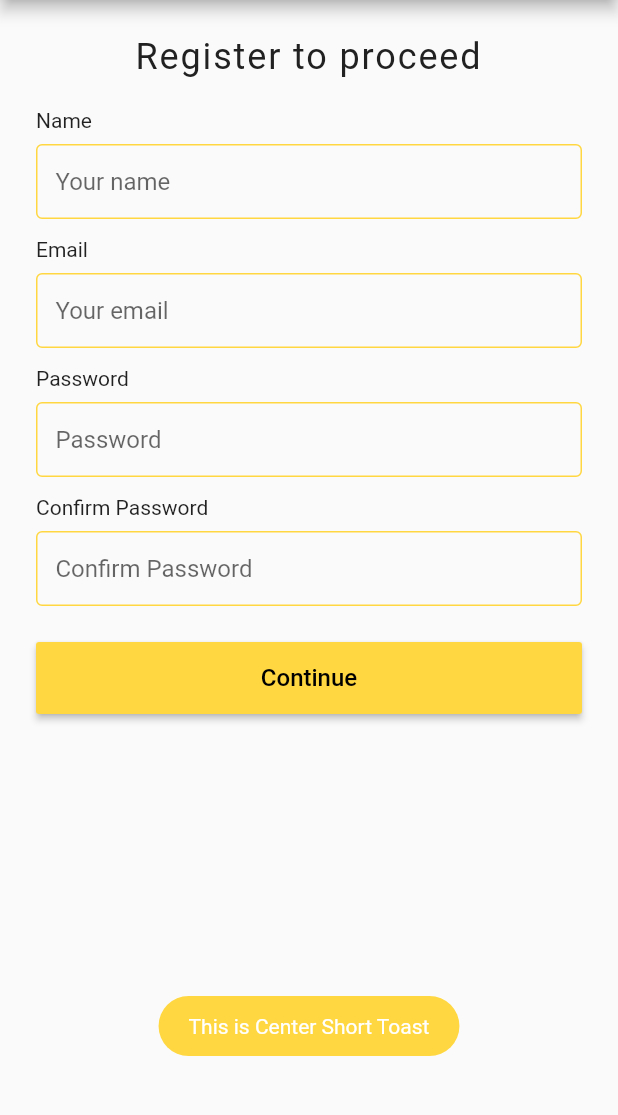
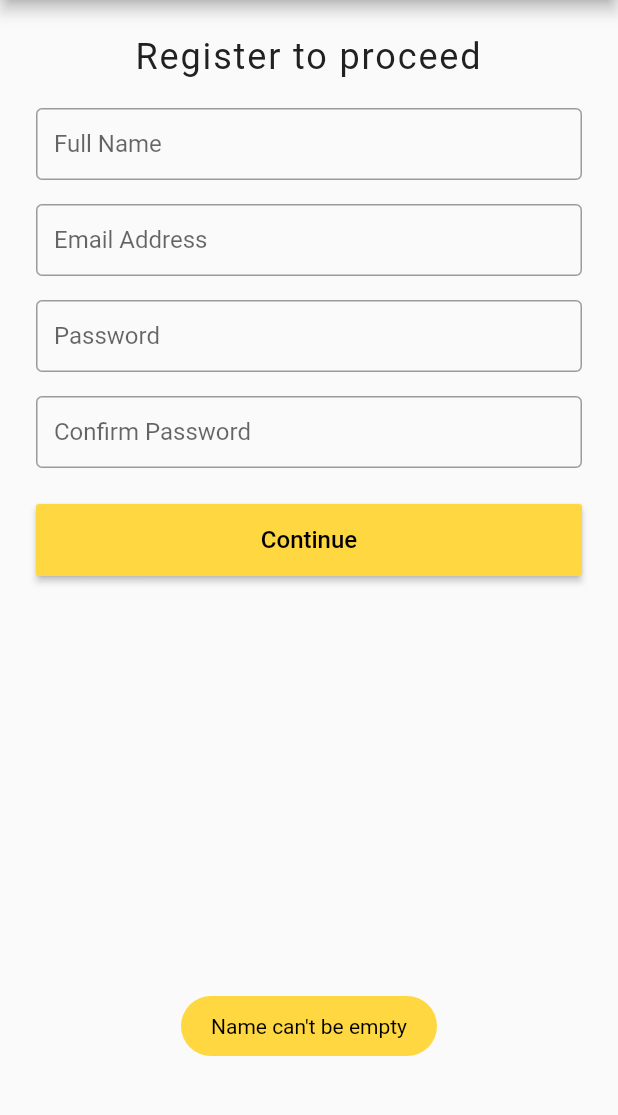
Before and after one commit to rktuhinbd/learn_flutter, a Flutter app: the screen it shows after launch, after a tap on "Continue", on a phone screen of 412 x 824 dp, the part 84-1199 px from its top. Run offline on Flutter 3.47's test engine with Material 2 defaults, Android fonts, the phone set to English and light mode, and no system bars; our stand-ins replace fluttertoast.

Commit message:
Sign up textfield code optimized and updated, added label text in textfield, removed text heading for input fields

```diff
--- a/lib/utils/utils.dart
+++ b/lib/utils/utils.dart
@@ -16,11 +16,11 @@ bool validatePassword(String password) {
 
 void showToast(String message) {
   Fluttertoast.showToast(
-      msg: "This is Center Short Toast",
+      msg: message,
       toastLength: Toast.LENGTH_SHORT,
       gravity: ToastGravity.BOTTOM,
       timeInSecForIos: 1,
       backgroundColor: Colors.amberAccent,
-      textColor: Colors.white,
+      textColor: Colors.black,
       fontSize: 14.0);
 }
--- a/lib/view/SignUp.dart
+++ b/lib/view/SignUp.dart
@@ -37,131 +37,70 @@ class _SignUpState extends State<SignUp> {
           SizedBox(
             height: 20,
           ),
-          Text('Name'),
-          SizedBox(
-            height: 8,
-          ),
-          Container(
-            decoration: new BoxDecoration(
-              shape: BoxShape.rectangle,
-              borderRadius: const BorderRadius.all(
-                const Radius.circular(4.0),
-              ),
-              border: new Border.all(
-                color: Colors.amberAccent,
-                width: 1.0,
-              ),
-            ),
-            child: TextField(
+          TextField(
             controller: nameController,
             // onChanged: (newText) {
             //   name = newText;
             // },
             decoration: InputDecoration(
-                  border: InputBorder.none,
-                  hintText: 'Your name',
+                border: OutlineInputBorder(),
+                labelText: 'Full Name',
+                hintText: 'Full Name',
                 floatingLabelBehavior: FloatingLabelBehavior.auto,
                 contentPadding: EdgeInsets.fromLTRB(12, 0, 12, 0)),
           ),
+          SizedBox(
+            height: 16,
           ),
-          SizedBox(
-            height: 12,
-          ),
-          Text('Email'),
-          SizedBox(
-            height: 8,
-          ),
-          Container(
-            decoration: new BoxDecoration(
-              shape: BoxShape.rectangle,
-              borderRadius: const BorderRadius.all(
-                const Radius.circular(4.0),
-              ),
-              border: new Border.all(
-                color: Colors.amberAccent,
-                width: 1.0,
-              ),
-            ),
-            child: TextField(
+          TextField(
             controller: emailController,
             // onChanged: (newText) {
             //   email = newText;
             // },
             decoration: InputDecoration(
-                  border: InputBorder.none,
-                  hintText: 'Your email',
+                border: OutlineInputBorder(),
+                hintText: 'Email Address',
+                labelText: 'Email Address',
                 suffixText: '@gmail.com',
                 floatingLabelBehavior: FloatingLabelBehavior.auto,
                 contentPadding: EdgeInsets.fromLTRB(12, 0, 12, 0)),
           ),
+          SizedBox(
+            height: 16,
           ),
-          SizedBox(
-            height: 12,
-          ),
-          Text('Password'),
-          SizedBox(
-            height: 8,
-          ),
-          Container(
-            decoration: new BoxDecoration(
-              shape: BoxShape.rectangle,
-              borderRadius: const BorderRadius.all(
-                const Radius.circular(4.0),
-              ),
-              border: new Border.all(
-                color: Colors.amberAccent,
-                width: 1.0,
-              ),
-            ),
-            child: TextField(
+          TextField(
             obscureText: true,
             controller: passwordController,
             // onChanged: (newText) {
             //   password = newText;
             // },
             decoration: InputDecoration(
-                  border: InputBorder.none,
+                border: OutlineInputBorder(),
                 hintText: 'Password',
+                labelText: 'Password',
                 floatingLabelBehavior: FloatingLabelBehavior.auto,
                 contentPadding: EdgeInsets.fromLTRB(12, 0, 12, 0)),
           ),
+          SizedBox(
+            height: 16,
           ),
-          SizedBox(
-            height: 12,
-          ),
-          Text('Confirm Password'),
-          SizedBox(
-            height: 8,
-          ),
-          Container(
-            decoration: new BoxDecoration(
-              shape: BoxShape.rectangle,
-              borderRadius: const BorderRadius.all(
-                const Radius.circular(4.0),
-              ),
-              border: new Border.all(
-                color: Colors.amberAccent,
-                width: 1.0,
-              ),
-            ),
-            child: TextField(
+          TextField(
             obscureText: true,
             controller: confirmPasswordController,
             // onChanged: (newText) {
             //   confirmPassword = newText;
             // },
             decoration: InputDecoration(
-                  border: InputBorder.none,
+                border: OutlineInputBorder(),
                 hintText: 'Confirm Password',
+                labelText: 'Confirm Password',
                 floatingLabelBehavior: FloatingLabelBehavior.auto,
                 contentPadding: EdgeInsets.fromLTRB(12, 0, 12, 0)),
-            ),
           ),
           SizedBox(
             height: 24,
           ),
           Container(
-              // margin: EdgeInsets.symmetric(horizontal: 20),
               width: double.infinity,
               height: 48,
               child: new MaterialButton(
--- a/lib/view/main.dart
+++ b/lib/view/main.dart
@@ -1,12 +1,14 @@
 import 'package:flutter/material.dart';
 
 import 'Home.dart';
+import 'ListExample.dart';
 
 void main() => runApp(MyApp());
 
 class MyApp extends StatelessWidget {
   @override
   Widget build(BuildContext context) {
-    return new MaterialApp(debugShowCheckedModeBanner: false, home: Home());
+    return new MaterialApp(
+        debugShowCheckedModeBanner: false, home: Home());
   }
 }
```
Also changed, not shown: lib/adapter/EmployeeListAdapterWidget.dart (+30 -25 lines), lib/view/ListExample.dart (+9 -1 lines). Lines whose indentation alone changed are shown as unchanged.
